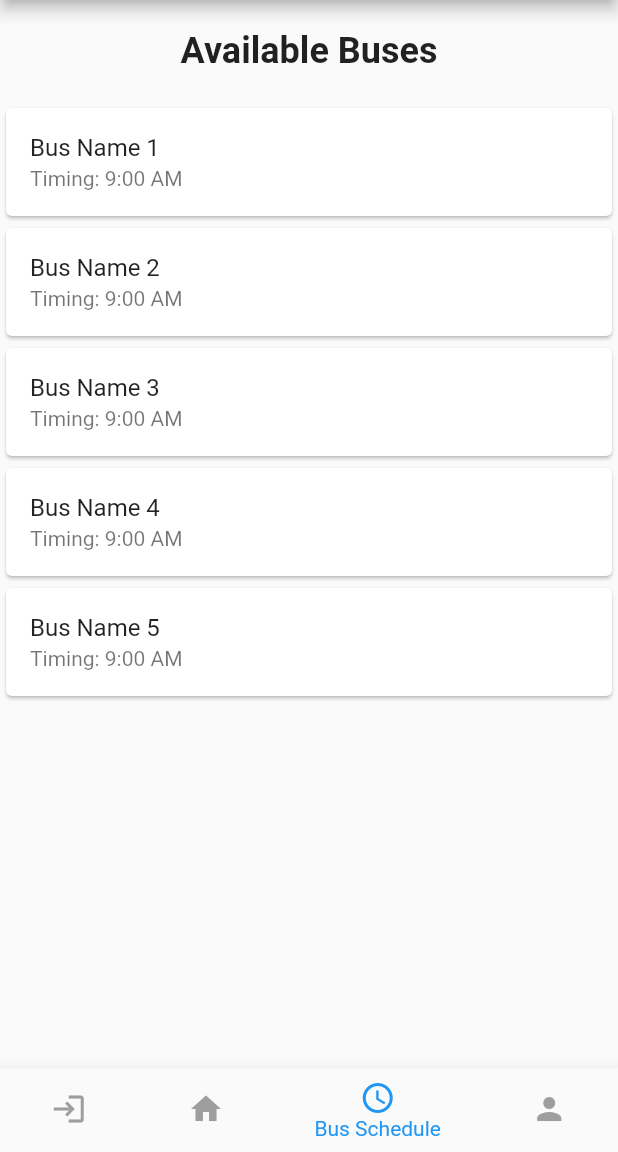
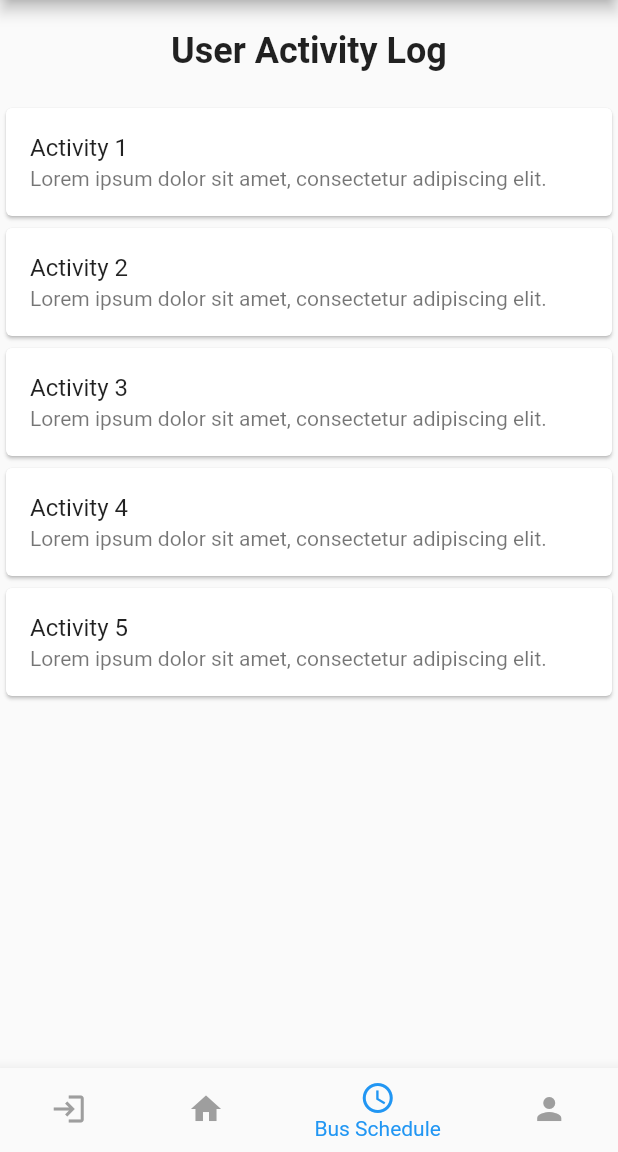
Before and after one commit to navaneethkulal8/Get_my_bus, a Flutter app: the screen it shows after launch, item 3 of the bottom bar chosen, on a phone screen of 412 x 824 dp, the part 84-1236 px from its top. Run offline on Flutter 3.47's test engine with Material 2 defaults, Android fonts, the phone set to English and light mode, and no system bars; our stand-ins replace google_maps_flutter.

Commit message:
schedule page improvement

```diff
--- a/lib/pages/busschedulepage.dart
+++ b/lib/pages/busschedulepage.dart
@@ -9,20 +9,21 @@ class BusSchedulePage extends StatelessWidget {
           children: <Widget>[
             SizedBox(height: 20),
             Text(
-              'Available Buses',
+              'User Activity Log',
               style: TextStyle(fontSize: 24, fontWeight: FontWeight.bold),
             ),
             SizedBox(height: 20),
             ListView.builder(
               shrinkWrap: true,
               physics: NeverScrollableScrollPhysics(),
-              itemCount: 5, // Replace with your actual number of buses
+              itemCount: 5, // Replace with your actual number of log entries
               itemBuilder: (context, index) {
                 return Card(
                   child: ListTile(
-                    title: Text('Bus Name ${index + 1}'),
+                    title: Text('Activity ${index + 1}'),
                     subtitle: Text(
-                        'Timing: 9:00 AM'), // Replace with your actual bus timings
+                      'Lorem ipsum dolor sit amet, consectetur adipiscing elit.', // Replace with your actual log entry details
+                    ),
                   ),
                 );
               },
```
Also changed, not shown: lib/pages/drawerpage.dart (deleted).
